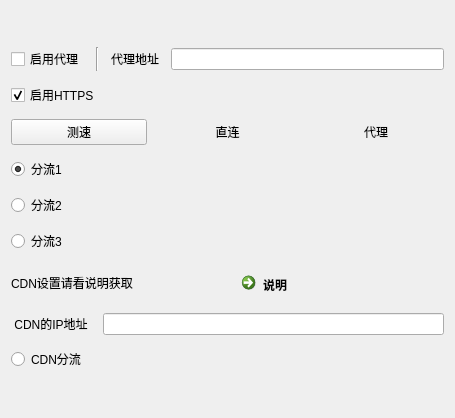
Before: the Qt Designer form ui/component/ui_login_proxy_widget.ui in tonquer/JMComic-qt, drawn with Qt 5.
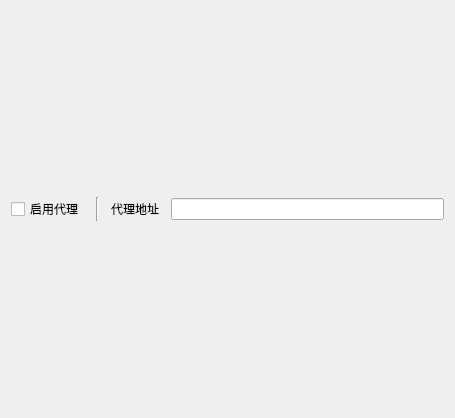
After: the same form once the commit is applied.

What changed in the file:
```diff
--- a/ui/component/ui_login_proxy_widget.ui
+++ b/ui/component/ui_login_proxy_widget.ui
@@ -23,149 +23,6 @@
    <property name="spacing">
     <number>12</number>
    </property>
-   <item row="2" column="0">
-    <layout class="QHBoxLayout" name="horizontalLayout_9">
-     <item>
-      <widget class="QCheckBox" name="httpsBox">
-       <property name="text">
-        <string>启用HTTPS</string>
-       </property>
-       <property name="checked">
-        <bool>true</bool>
-       </property>
-      </widget>
-     </item>
-    </layout>
-   </item>
-   <item row="0" column="0">
-    <spacer name="verticalSpacer">
-     <property name="orientation">
-      <enum>Qt::Vertical</enum>
-     </property>
-     <property name="sizeHint" stdset="0">
-      <size>
-       <width>20</width>
-       <height>40</height>
-      </size>
-     </property>
-    </spacer>
-   </item>
-   <item row="7" column="0">
-    <layout class="QHBoxLayout" name="horizontalLayout_8">
-     <item>
-      <widget class="QLabel" name="label_3">
-       <property name="text">
-        <string>CDN设置请看说明获取</string>
-       </property>
-      </widget>
-     </item>
-     <item>
-      <widget class="QCommandLinkButton" name="commandLinkButton">
-       <property name="text">
-        <string>说明</string>
-       </property>
-      </widget>
-     </item>
-    </layout>
-   </item>
-   <item row="9" column="0">
-    <layout class="QHBoxLayout" name="horizontalLayout_6">
-     <item>
-      <widget class="QLabel" name="label_11">
-       <property name="text">
-        <string> CDN的IP地址 </string>
-       </property>
-       <property name="alignment">
-        <set>Qt::AlignCenter</set>
-       </property>
-      </widget>
-     </item>
-     <item>
-      <widget class="QLineEdit" name="cdnIp"/>
-     </item>
-    </layout>
-   </item>
-   <item row="4" column="0">
-    <layout class="QHBoxLayout" name="horizontalLayout_5">
-     <item>
-      <widget class="QRadioButton" name="radioButton_1">
-       <property name="text">
-        <string>分流1</string>
-       </property>
-       <property name="checked">
-        <bool>true</bool>
-       </property>
-       <attribute name="buttonGroup">
-        <string notr="true">buttonGroup</string>
-       </attribute>
-      </widget>
-     </item>
-     <item>
-      <widget class="QLabel" name="label1">
-       <property name="text">
-        <string/>
-       </property>
-       <property name="alignment">
-        <set>Qt::AlignCenter</set>
-       </property>
-      </widget>
-     </item>
-     <item>
-      <widget class="QLabel" name="label2">
-       <property name="text">
-        <string/>
-       </property>
-       <property name="alignment">
-        <set>Qt::AlignCenter</set>
-       </property>
-      </widget>
-     </item>
-    </layout>
-   </item>
-   <item row="11" column="0">
-    <spacer name="verticalSpacer_2">
-     <property name="orientation">
-      <enum>Qt::Vertical</enum>
-     </property>
-     <property name="sizeHint" stdset="0">
-      <size>
-       <width>20</width>
-       <height>40</height>
-      </size>
-     </property>
-    </spacer>
-   </item>
-   <item row="3" column="0">
-    <layout class="QHBoxLayout" name="horizontalLayout_2">
-     <item>
-      <widget class="QPushButton" name="testSpeedButton">
-       <property name="text">
-        <string>测速</string>
-       </property>
-      </widget>
-     </item>
-     <item>
-      <widget class="QLabel" name="label_2">
-       <property name="text">
-        <string>直连</string>
-       </property>
-       <property name="alignment">
-        <set>Qt::AlignCenter</set>
-       </property>
-      </widget>
-     </item>
-     <item>
-      <widget class="QLabel" name="label_4">
-       <property name="text">
-        <string>代理</string>
-       </property>
-       <property name="alignment">
-        <set>Qt::AlignCenter</set>
-       </property>
-      </widget>
-     </item>
-    </layout>
-   </item>
    <item row="1" column="0">
     <layout class="QHBoxLayout" name="horizontalLayout">
      <item>
@@ -197,107 +54,31 @@
      </item>
     </layout>
    </item>
-   <item row="5" column="0">
-    <layout class="QHBoxLayout" name="horizontalLayout_4">
-     <item>
-      <widget class="QRadioButton" name="radioButton_2">
-       <property name="text">
-        <string>分流2</string>
-       </property>
-       <attribute name="buttonGroup">
-        <string notr="true">buttonGroup</string>
-       </attribute>
-      </widget>
-     </item>
-     <item>
-      <widget class="QLabel" name="label3">
-       <property name="text">
-        <string/>
-       </property>
-       <property name="alignment">
-        <set>Qt::AlignCenter</set>
-       </property>
-      </widget>
-     </item>
-     <item>
-      <widget class="QLabel" name="label4">
-       <property name="text">
-        <string/>
-       </property>
-       <property name="alignment">
-        <set>Qt::AlignCenter</set>
-       </property>
-      </widget>
-     </item>
-    </layout>
+   <item row="3" column="0">
+    <spacer name="verticalSpacer_2">
+     <property name="orientation">
+      <enum>Qt::Vertical</enum>
+     </property>
+     <property name="sizeHint" stdset="0">
+      <size>
+       <width>20</width>
+       <height>40</height>
+      </size>
+     </property>
+    </spacer>
    </item>
-   <item row="10" column="0">
-    <layout class="QHBoxLayout" name="horizontalLayout_7">
-     <item>
-      <widget class="QRadioButton" name="radioButton_4">
-       <property name="text">
-        <string>CDN分流</string>
-       </property>
-       <attribute name="buttonGroup">
-        <string notr="true">buttonGroup</string>
-       </attribute>
-      </widget>
-     </item>
-     <item>
-      <widget class="QLabel" name="label7">
-       <property name="text">
-        <string/>
-       </property>
-       <property name="alignment">
-        <set>Qt::AlignCenter</set>
-       </property>
-      </widget>
-     </item>
-     <item>
-      <widget class="QLabel" name="label8">
-       <property name="text">
-        <string/>
-       </property>
-       <property name="alignment">
-        <set>Qt::AlignCenter</set>
-       </property>
-      </widget>
-     </item>
-    </layout>
-   </item>
-   <item row="6" column="0">
-    <layout class="QHBoxLayout" name="horizontalLayout_3">
-     <item>
-      <widget class="QRadioButton" name="radioButton_3">
-       <property name="text">
-        <string>分流3</string>
-       </property>
-       <attribute name="buttonGroup">
-        <string notr="true">buttonGroup</string>
-       </attribute>
-      </widget>
-     </item>
-     <item>
-      <widget class="QLabel" name="label5">
-       <property name="text">
-        <string/>
-       </property>
-       <property name="alignment">
-        <set>Qt::AlignCenter</set>
-       </property>
-      </widget>
-     </item>
-     <item>
-      <widget class="QLabel" name="label6">
-       <property name="text">
-        <string/>
-       </property>
-       <property name="alignment">
-        <set>Qt::AlignCenter</set>
-       </property>
-      </widget>
-     </item>
-    </layout>
+   <item row="0" column="0">
+    <spacer name="verticalSpacer">
+     <property name="orientation">
+      <enum>Qt::Vertical</enum>
+     </property>
+     <property name="sizeHint" stdset="0">
+      <size>
+       <width>20</width>
+       <height>40</height>
+      </size>
+     </property>
+    </spacer>
    </item>
   </layout>
  </widget>
```
Left out of the diff: 19 changed lines with no effect on the pictures.
